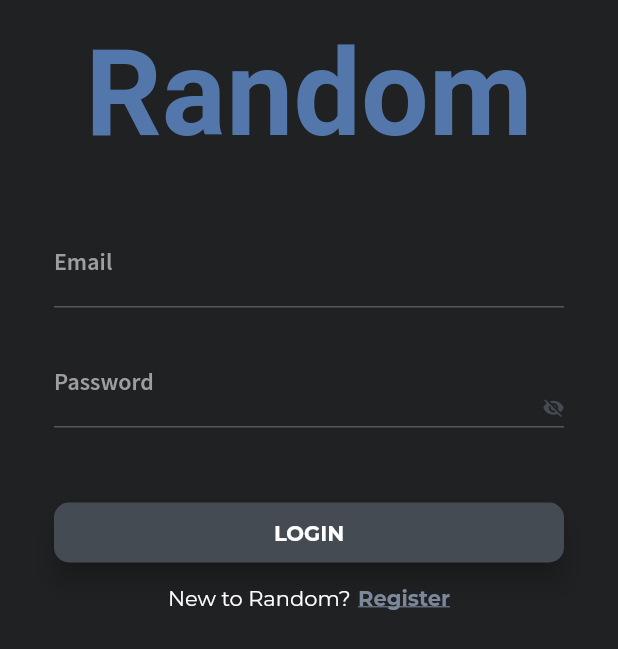
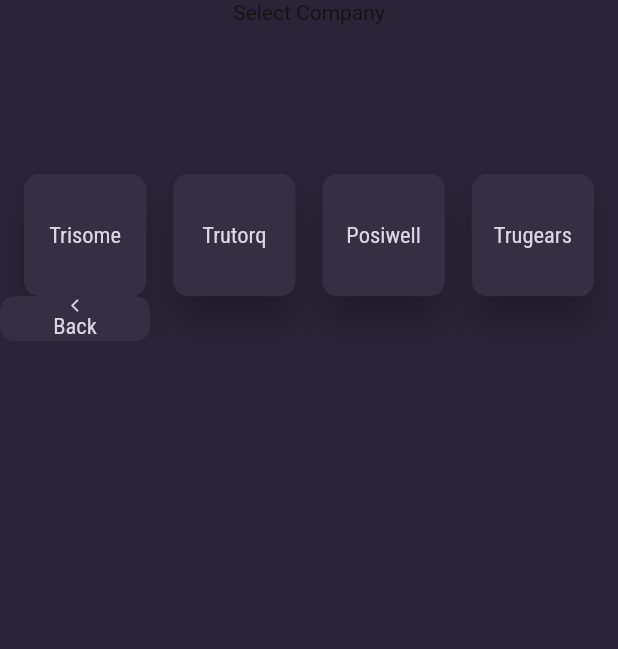
Before and after one commit to winstonho/StockApp, a Flutter app: the screen it shows after launch, on a phone screen of 412 x 824 dp. Shown: the top 649 px of the screen. Run offline on Flutter 3.47's test engine with Material 2 defaults, Android fonts, the phone set to English and light mode, and no system bars; our stand-ins replace google_fonts; missing offline and left inert: firedart; project files that could hold a hidden picture were left out.

Commit message:
add stuff

```diff
--- /dev/null
+++ b/lib/Page/company_select.dart
@@ -0,0 +1,81 @@
+import 'package:flutter/material.dart';
+import 'package:flutter/rendering.dart';
+import 'package:flutter_app/widgets/constant.dart';
+import 'package:google_fonts/google_fonts.dart';
+
+class CompanySelect extends StatefulWidget {
+  @override
+  static const String company = '/company';
+
+  _CompanySelectState createState() => _CompanySelectState();
+}
+
+class _CompanySelectState extends State<CompanySelect> {
+  @override
+  Widget build(BuildContext context) {
+    var size = MediaQuery.of(context).size;
+    List<String> companies = ["Trisome", "Trutorq", "Posiwell", "Trugears"];
+    return Container(
+        child: Scaffold(
+            backgroundColor: backgroundColor,
+            body: Column(children: [
+              Text("Select Company",
+                  style: TextStyle(color: HexColor.fromHex("#121212"))),
+              Padding(
+                padding: EdgeInsets.only(top: 100),
+                child: GridView.count(
+                  childAspectRatio: 1,
+                  padding: EdgeInsets.only(left: 16, right: 16),
+                  shrinkWrap: true,
+                  crossAxisCount: 4,
+                  crossAxisSpacing: 18,
+                  mainAxisSpacing: 10,
+                  children: companies.map((data) {
+                    return Material(
+                        elevation: 10,
+                        color: HexColor.fromHex("#352f44"),
+                        borderRadius: BorderRadius.circular(10),
+                        child: InkWell(
+                          splashColor:
+                              HexColor.fromHex("#352f44").withOpacity(0.2),
+                          // splash color
+                          onTap: () {},
+                          child: Center(
+                            child: Text(data,
+                                style: GoogleFonts.robotoCondensed(
+                                    textStyle: TextStyle(
+                                        fontSize: 15,
+                                        color: HexColor.fromHex("dbd8e3")))),
+                          ),
+                        ));
+                  }).toList(),
+                ),
+              ),
+              Align(
+                alignment: Alignment.bottomLeft,
+                child: Container(
+                  width: 100,
+                  height: 30,
+                  child: Material(
+                    borderRadius: BorderRadius.circular(10),
+                    color: HexColor.fromHex("#352f44"), // button color
+                    child: InkWell(
+                      splashColor:HexColor.fromHex("#352f44").withOpacity(0.2), // splash color
+                      onTap: () {}, // button pressed
+                      child: Column(
+                        mainAxisAlignment: MainAxisAlignment.center,
+                        children: <Widget>[
+                          Icon(Icons.arrow_back_ios_outlined, size: 10,
+                              color: HexColor.fromHex("dbd8e3")), // icon
+                          Text("Back",
+                              style: GoogleFonts.robotoCondensed(
+                                  textStyle: TextStyle(fontSize: 15, color: HexColor.fromHex("dbd8e3")))), // text
+                        ],
+                      ),
+                    ),
+                  ),
+                ),
+              ),
+            ])));
+  }
+}
--- a/lib/main.dart
+++ b/lib/main.dart
@@ -1,6 +1,7 @@
 import 'package:flutter/material.dart';
 import 'package:flutter/services.dart';
-import 'package:flutter_app/Page/loginPage.dart';
+import 'package:flutter_app/Page/login_page.dart';
+import 'package:flutter_app/Page/company_select.dart';
 import 'package:flutter_app/widgets/constant.dart';
 
 
@@ -30,7 +31,7 @@ class MyApp extends StatelessWidget {
   Widget build(BuildContext context) {
     return MaterialApp(
       debugShowCheckedModeBanner: false,
-      title: 'Winston Ho Siew ming',
+      title: 'Inventory Manager',
       theme: ThemeData(
         brightness: Brightness.dark,
         primaryColor: kPrimaryColor,
@@ -38,9 +39,10 @@ class MyApp extends StatelessWidget {
         // fontFamily: "Montserrat",
         highlightColor: kPrimaryColor,
       ),
-      initialRoute: LoginPage.route,
+      initialRoute: CompanySelect.company,
       routes: {
         LoginPage.route: (context) => LoginPage(),
+        CompanySelect.company: (context) => CompanySelect(),
         //GamePage.route: (context) => GameStartPage(),
         //'/signup'     : (context) => new SignupPage()
       },
--- a/lib/widgets/constant.dart
+++ b/lib/widgets/constant.dart
@@ -1,4 +1,23 @@
 import 'package:flutter/material.dart';
 Color kPrimaryColor = Color(0xff202123);
 Color kTextColor = Color(0xff5477AB);
-String appTitle= "Random";
+String appTitle= "Inventory Manager";
+
+Color backgroundColor = HexColor.fromHex("#2a2438");
+
+extension HexColor on Color {
+  /// String is in the format "aabbcc" or "ffaabbcc" with an optional leading "#".
+  static Color fromHex(String hexString) {
+    final buffer = StringBuffer();
+    if (hexString.length == 6 || hexString.length == 7) buffer.write('ff');
+    buffer.write(hexString.replaceFirst('#', ''));
+    return Color(int.parse(buffer.toString(), radix: 16));
+  }
+
+  /// Prefixes a hash sign if [leadingHashSign] is set to `true` (default is `true`).
+  String toHex({bool leadingHashSign = true}) => '${leadingHashSign ? '#' : ''}'
+      '${alpha.toRadixString(16).padLeft(2, '0')}'
+      '${red.toRadixString(16).padLeft(2, '0')}'
+      '${green.toRadixString(16).padLeft(2, '0')}'
+      '${blue.toRadixString(16).padLeft(2, '0')}';
+}
--- a/pubspec.yaml
+++ b/pubspec.yaml
@@ -33,7 +33,7 @@ dependencies:
   path_provider: ^2.0.1
   provider: ^5.0.0
   intl: ^0.17.0
-
+  google_fonts: ^2.0.0
 dev_dependencies:
   flutter_test:
     sdk: flutter
```
Also changed, not shown: lib/Page/HomePage.dart (deleted), lib/Page/home_page.dart (added), lib/Page/login_page.dart (renamed from lib/Page/loginPage.dart), 2 other files.
